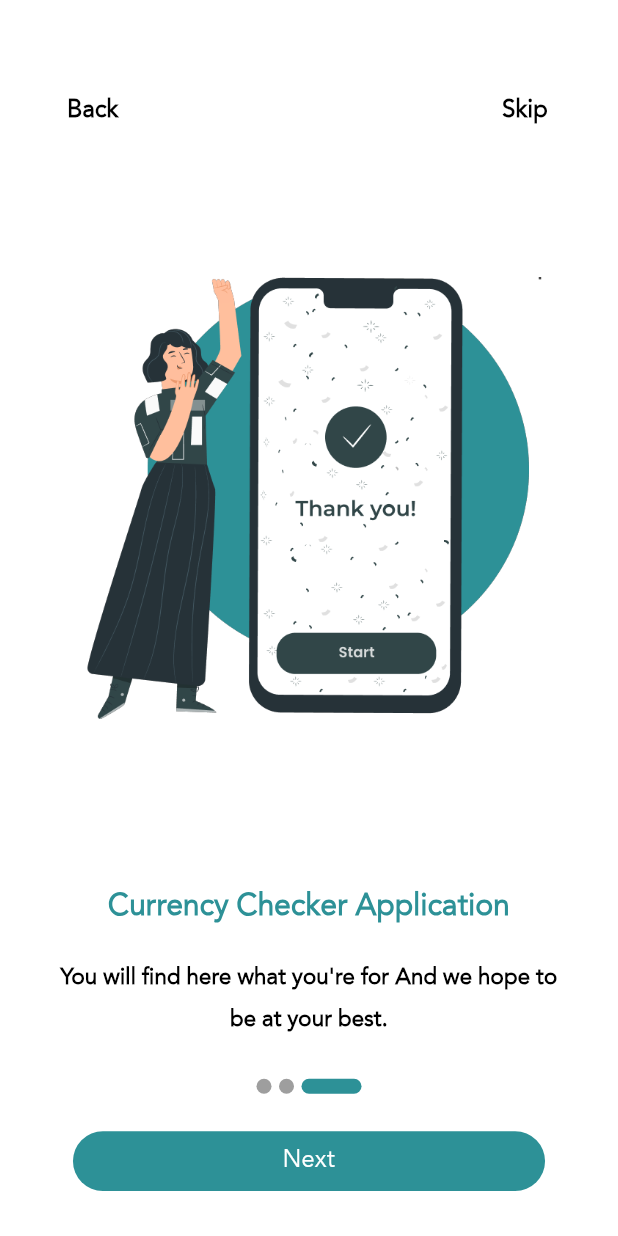
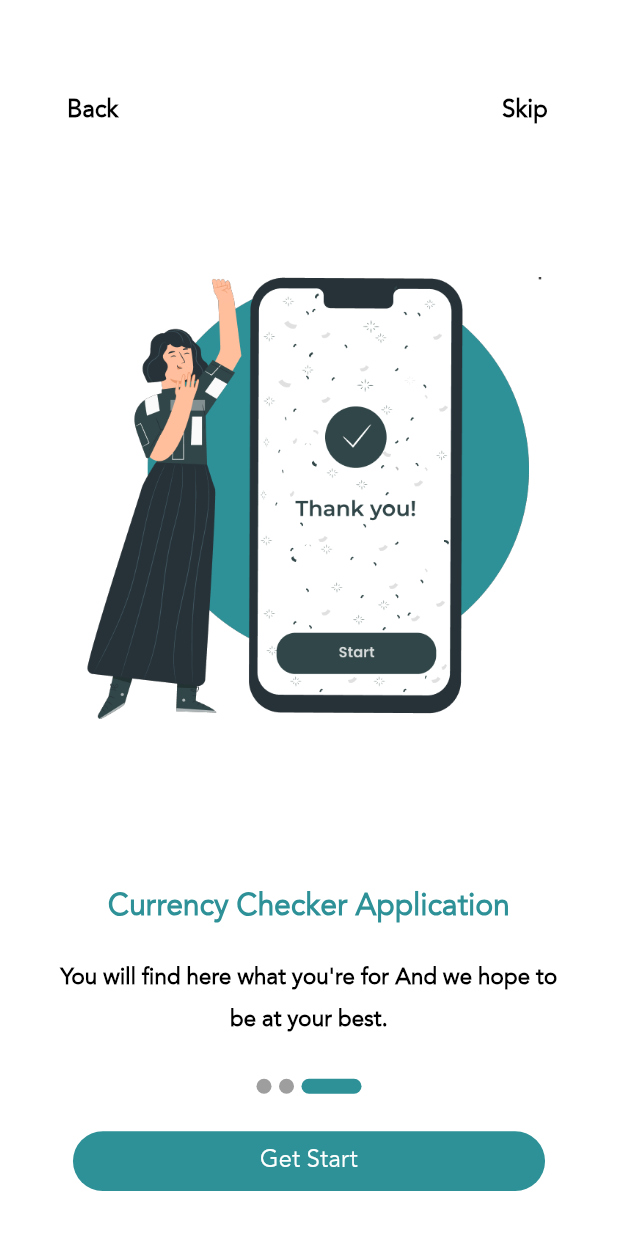
Before and after one commit to mohamedakeel0/MoneyApp, a Flutter app: the screen it shows after launch, swiped to page 3, on a phone screen of 412 x 824 dp. Run offline on Flutter 3.47's test engine with Material 2 defaults, Android fonts, the phone set to English and light mode, and no system bars; drawn by our look-alikes of smooth_page_indicator; our stand-ins replace dartz, dio, equatable, flutter_bloc, get_it, shared_preferences.

Commit message:
login screen

```diff
--- a/lib/core/resources/app_colors.dart
+++ b/lib/core/resources/app_colors.dart
@@ -3,6 +3,7 @@ import 'package:flutter/material.dart';
 class AppColors {
 
   static const Color colorPrimary = Color(0xFF2D9197);
+  static const Color backGroundPrimary = Color(0xFFC0DEE0);
   static const Color colorPrimaryDark = Color(0xFF212121);
   static const Color colorAccent = Color(0xFF357BB6);
   static const Color grayDark = Color(0xFF304559);
--- a/lib/core/resources/strings.dart
+++ b/lib/core/resources/strings.dart
@@ -14,5 +14,9 @@ class AppStrings {
   static const        skip = 'Skip';
   static const        back = 'Back';
   static const        next = 'Next';
+  static const        login = 'LOG IN';
+  static const        titleLogin = 'Enter your credentials to access your account';
+  static const        getStart = 'Get Start';
+  static const        email = 'Email';
 
 }
--- a/lib/core/services/services_locator.dart
+++ b/lib/core/services/services_locator.dart
@@ -1,12 +1,13 @@
 
 
 import 'package:get_it/get_it.dart';
+import 'package:moneyapp/features/login/presentation/bloc/login_cubic.dart';
 
 final sl=GetIt.instance;
 class ServicesLocator{
   void init(){
     //Bloc
-
+    sl.registerFactory(() =>LoginCubic());
 
 
 
--- /dev/null
+++ b/lib/features/login/presentation/bloc/login_cubic.dart
@@ -0,0 +1,14 @@
+
+
+import 'package:flutter/material.dart';
+import 'package:moneyapp/features/login/presentation/bloc/login_state.dart';
+
+import 'package:flutter_bloc/flutter_bloc.dart';
+class LoginCubic extends Cubit<LoginState> {
+  LoginCubic() : super(LoginInitailState());
+
+  static LoginCubic get(context) => BlocProvider.of(context);
+  TextEditingController emailController = TextEditingController();
+  TextEditingController passwordController = TextEditingController();
+
+}
--- /dev/null
+++ b/lib/features/login/presentation/bloc/login_state.dart
@@ -0,0 +1,10 @@
+
+
+import 'package:equatable/equatable.dart';
+
+class LoginState extends Equatable {
+
+  @override
+  List<Object?> get props => [];
+}
+class LoginInitailState extends LoginState{}
--- a/lib/features/onboarding/presentation/screen/on_boarding_screen.dart
+++ b/lib/features/onboarding/presentation/screen/on_boarding_screen.dart
@@ -3,6 +3,7 @@ import 'package:moneyapp/core/network/cache_helper.dart';
 import 'package:moneyapp/core/resources/app_colors.dart';
 import 'package:moneyapp/core/resources/assets_manager.dart';
 import 'package:moneyapp/core/resources/font_manager.dart';
+import 'package:moneyapp/core/resources/routes_manager.dart';
 import 'package:moneyapp/core/resources/strings.dart';
 import 'package:moneyapp/core/resources/values_manager.dart';
 import 'package:moneyapp/core/utils/app_constance.dart';
@@ -29,7 +30,7 @@ class _OnboardingScreenState extends State<OnboardingScreen> {
     )!.then((value)
     {
       if (value) {
-
+        Navigator.popAndPushNamed(context, Routes.loginRoute);
       }
     });
   }
@@ -117,9 +118,10 @@ class _OnboardingScreenState extends State<OnboardingScreen> {
                     boardController.nextPage(
                         duration: Duration(milliseconds: 750),
                         curve: Curves.fastLinearToSlowEaseIn);
+
                   }
                 },
-                text: AppStrings.next,
+                text: islast?AppStrings.getStart:AppStrings.next,
                 isUpperCase: false),
           ],
         ),
--- a/lib/main.dart
+++ b/lib/main.dart
@@ -4,8 +4,9 @@ import 'package:moneyapp/core/network/dio_helper.dart';
 import 'package:moneyapp/core/resources/routes_manager.dart';
 import 'package:moneyapp/core/resources/theme_manager.dart';
 import 'package:moneyapp/core/services/services_locator.dart';
+import 'package:moneyapp/features/login/presentation/bloc/login_cubic.dart';
 import 'package:moneyapp/features/splash/presentation/pages/splash_screen.dart';
-
+import 'package:flutter_bloc/flutter_bloc.dart';
 void main() async{
 
   WidgetsFlutterBinding.ensureInitialized();
@@ -21,13 +22,17 @@ class MyApp extends StatelessWidget {
   // This widget is the root of your application.
   @override
   Widget build(BuildContext context) {
-    return MaterialApp(
+    return MultiBlocProvider(providers: [
+      BlocProvider( create: (context) => sl<LoginCubic>(),),
+    ],
+      child: MaterialApp(
 
-      theme: getApplicationTheme(),
+        theme: getApplicationTheme(),
 
-      home:   SplashScreen(),
-      onGenerateRoute: RouteGenerator.getRoute,
-      debugShowCheckedModeBanner: false,
+        home:   SplashScreen(),
+        onGenerateRoute: RouteGenerator.getRoute,
+        debugShowCheckedModeBanner: false,
+      ),
     );
   }
 
--- a/pubspec.yaml
+++ b/pubspec.yaml
@@ -42,6 +42,7 @@ dependencies:
   get_it:
   dio:
   smooth_page_indicator:
+  flutter_bloc:
 dev_dependencies:
   flutter_test:
     sdk: flutter
```
Also changed, not shown: lib/features/login/presentation/screen/login_screen.dart (+67 -1 lines), pubspec.lock.
